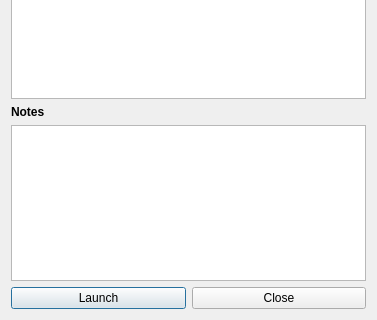
ngld/old-knossos, file ui/modinfo.ui: the form before one commit; both pictures show x 0 to 377 and y 232 to 552 of the 377 by 552 pixel window.
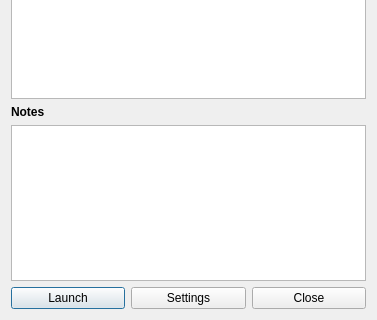
The form after the commit.

What changed in the file:
```diff
--- a/ui/modinfo.ui
+++ b/ui/modinfo.ui
@@ -99,6 +99,13 @@
        </property>
       </widget>
      </item>
+     <item>
+      <widget class="QPushButton" name="settingsButton">
+       <property name="text">
+        <string>Settings</string>
+       </property>
+      </widget>
+     </item>
      <item>
       <widget class="QPushButton" name="closeButton">
        <property name="text">
```
